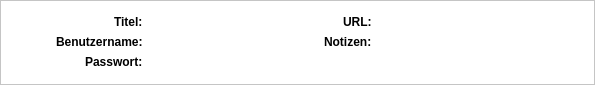
This is ui/EntryDetailsFrame.ui in JulWit/PasswordManager as Qt 5 draws it before an edit. The edited form follows.
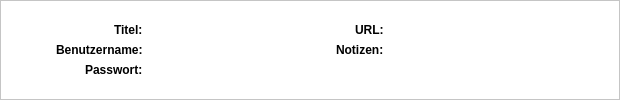
This is the edited form. Icons and pictures are not drawn.

Commit message: PasswordGenerator Layout

Diff of the .ui file:
```diff
--- a/ui/EntryDetailsFrame.ui
+++ b/ui/EntryDetailsFrame.ui
@@ -6,8 +6,8 @@
    <rect>
     <x>0</x>
     <y>0</y>
-    <width>595</width>
-    <height>85</height>
+    <width>620</width>
+    <height>100</height>
    </rect>
   </property>
   <property name="windowTitle">
@@ -31,10 +31,16 @@
    </property>
    <item>
     <widget class="QFrame" name="frame">
+     <property name="sizePolicy">
+      <sizepolicy hsizetype="Preferred" vsizetype="Preferred">
+       <horstretch>0</horstretch>
+       <verstretch>0</verstretch>
+      </sizepolicy>
+     </property>
      <property name="minimumSize">
       <size>
        <width>0</width>
-       <height>85</height>
+       <height>0</height>
       </size>
      </property>
      <property name="palette">
```
The commit also changes 4 other files.
